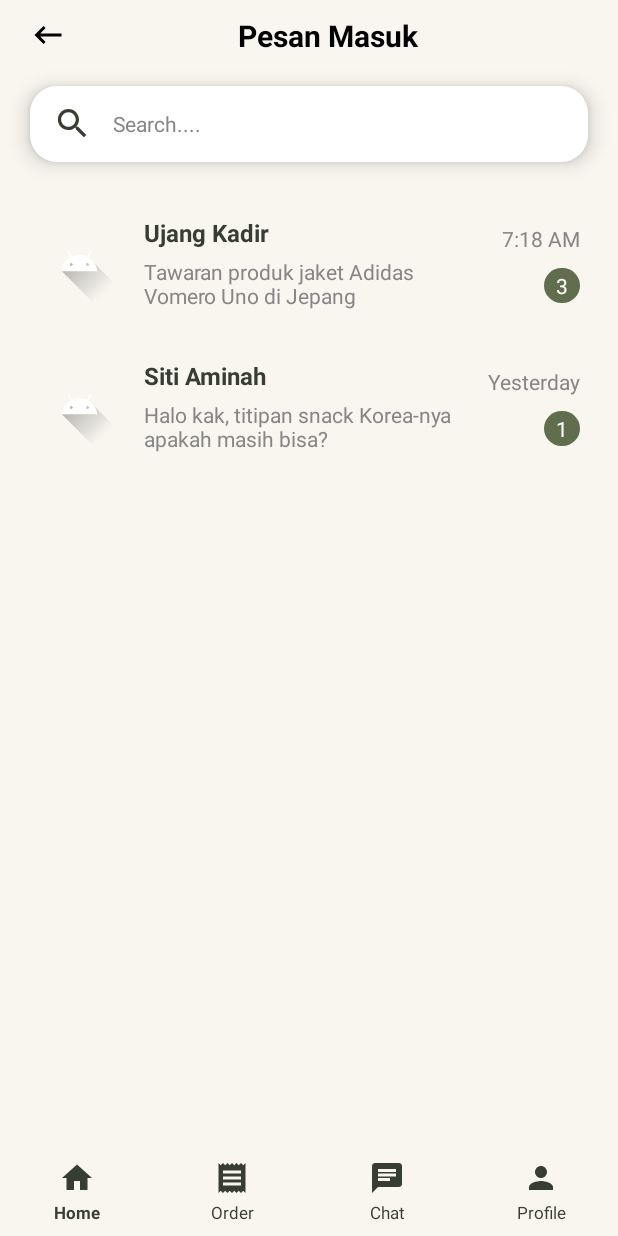
After one commit to edwardedo03/JastipGo, an Android app: the fragment ChatFragment placed in its activity, on a phone screen of 412 x 824 dp. The commit adds this screen. Run offline under Robolectric (Android 15) with nearby library versions, the phone set to English and light mode, and no system bars; 1 statement that could not run was skipped.

Commit message:
chat fragment and chat list layout done

```diff
--- /dev/null
+++ b/app/src/main/java/com/uas/jastipgo/ChatAdapter.java
@@ -0,0 +1,58 @@
+package com.uas.jastipgo;
+
+import android.view.LayoutInflater;
+import android.view.View;
+import android.view.ViewGroup;
+import android.widget.TextView;
+
+import androidx.annotation.NonNull;
+import androidx.recyclerview.widget.RecyclerView;
+
+import java.util.List;
+
+public class ChatAdapter extends RecyclerView.Adapter<ChatAdapter.ChatViewHolder> {
+
+    private List<ChatModel> chatList;
+
+    public ChatAdapter(List<ChatModel> chatList) {
+        this.chatList = chatList;
+    }
+
+    @NonNull
+    @Override
+    public ChatViewHolder onCreateViewHolder(@NonNull ViewGroup parent, int viewType) {
+        View view = LayoutInflater.from(parent.getContext()).inflate(R.layout.chat_list_layout, parent, false);
+        return new ChatViewHolder(view);
+    }
+
+    @Override
+    public void onBindViewHolder(@NonNull ChatViewHolder holder, int position) {
+        ChatModel chat = chatList.get(position);
+        holder.tvName.setText(chat.getName());
+        holder.tvMessage.setText(chat.getLastMessage());
+        holder.tvTime.setText(chat.getTime());
+        if (chat.getUnreadCount() > 0) {
+            holder.tvUnread.setVisibility(View.VISIBLE);
+            holder.tvUnread.setText(String.valueOf(chat.getUnreadCount()));
+        } else {
+            holder.tvUnread.setVisibility(View.GONE);
+        }
+    }
+
+    @Override
+    public int getItemCount() {
+        return chatList.size();
+    }
+
+    public static class ChatViewHolder extends RecyclerView.ViewHolder {
+        TextView tvName, tvMessage, tvTime, tvUnread;
+
+        public ChatViewHolder(@NonNull View itemView) {
+            super(itemView);
+            tvName = itemView.findViewById(R.id.textView50);
+            tvMessage = itemView.findViewById(R.id.textView51);
+            tvTime = itemView.findViewById(R.id.textView52);
+            tvUnread = itemView.findViewById(R.id.textView53);
+        }
+    }
+}
--- /dev/null
+++ b/app/src/main/java/com/uas/jastipgo/ChatFragment.java
@@ -0,0 +1,59 @@
+package com.uas.jastipgo;
+
+import android.os.Bundle;
+
+import androidx.annotation.NonNull;
+import androidx.annotation.Nullable;
+import androidx.fragment.app.Fragment;
+import androidx.recyclerview.widget.LinearLayoutManager;
+import androidx.recyclerview.widget.RecyclerView;
+
+import android.view.LayoutInflater;
+import android.view.View;
+import android.view.ViewGroup;
+
+import java.util.ArrayList;
+import java.util.List;
+
+public class ChatFragment extends Fragment {
+
+    public ChatFragment() {
+        // Required empty public constructor
+    }
+
+    public static ChatFragment newInstance(String param1, String param2) {
+        ChatFragment fragment = new ChatFragment();
+        Bundle args = new Bundle();
+        fragment.setArguments(args);
+        return fragment;
+    }
+
+    @Override
+    public void onCreate(Bundle savedInstanceState) {
+        super.onCreate(savedInstanceState);
+    }
+
+    @Override
+    public View onCreateView(LayoutInflater inflater, ViewGroup container,
+                             Bundle savedInstanceState) {
+        // Inflate the layout for this fragment
+        return inflater.inflate(R.layout.fragment_chat, container, false);
+    }
+
+    @Override
+    public void onViewCreated(@NonNull View view, @Nullable Bundle savedInstanceState) {
+        super.onViewCreated(view, savedInstanceState);
+
+        RecyclerView recyclerView = view.findViewById(R.id.recyclerView);
+        if (recyclerView != null) {
+            recyclerView.setLayoutManager(new LinearLayoutManager(getContext()));
+
+            List<ChatModel> chatList = new ArrayList<>();
+            chatList.add(new ChatModel("Ujang Kadir", "Tawaran produk jaket Adidas Vomero Uno di Jepang", "7:18 AM", 3));
+            chatList.add(new ChatModel("Siti Aminah", "Halo kak, titipan snack Korea-nya apakah masih bisa?", "Yesterday", 1));
+
+            ChatAdapter adapter = new ChatAdapter(chatList);
+            recyclerView.setAdapter(adapter);
+        }
+    }
+}
--- /dev/null
+++ b/app/src/main/java/com/uas/jastipgo/ChatModel.java
@@ -0,0 +1,20 @@
+package com.uas.jastipgo;
+
+public class ChatModel {
+    private String name;
+    private String lastMessage;
+    private String time;
+    private int unreadCount;
+
+    public ChatModel(String name, String lastMessage, String time, int unreadCount) {
+        this.name = name;
+        this.lastMessage = lastMessage;
+        this.time = time;
+        this.unreadCount = unreadCount;
+    }
+
+    public String getName() { return name; }
+    public String getLastMessage() { return lastMessage; }
+    public String getTime() { return time; }
+    public int getUnreadCount() { return unreadCount; }
+}
--- a/app/src/main/java/com/uas/jastipgo/MainActivity.java
+++ b/app/src/main/java/com/uas/jastipgo/MainActivity.java
@@ -29,10 +29,15 @@ public class MainActivity extends AppCompatActivity {
         }
 
         LinearLayout navHome = findViewById(R.id.navHome);
+        LinearLayout navChat = findViewById(R.id.navChat);
         LinearLayout navProfile = findViewById(R.id.navProfile);
 
         if (navHome != null) {
             navHome.setOnClickListener(v -> loadFragment(new HomeFragment()));
+        }
+
+        if (navChat != null) {
+            navChat.setOnClickListener(v -> loadFragment(new ChatFragment()));
         }
 
         if (navProfile != null) {
--- a/app/src/main/res/drawable/bg_circle_dark_green.xml
+++ b/app/src/main/res/drawable/bg_circle_dark_green.xml
@@ -1,5 +1,5 @@
 <?xml version="1.0" encoding="utf-8"?>
-<shape xmlns:android="http://schemas.android.com/apk/res/android"
-    android:shape="oval">
-    <solid android:color="#616e4e" />
+<shape xmlns:android="http://schemas.android.com/apk/res/android">
+    <solid android:color="#616e4e"/>
+    <corners android:radius="50dp"/>
 </shape>
--- a/app/src/main/res/layout/activity_login.xml
+++ b/app/src/main/res/layout/activity_login.xml
@@ -69,6 +69,7 @@
                 android:layout_marginBottom="4dp"
                 android:paddingHorizontal="4dp"
                 android:text="Email"
+                android:textColor="#383d34"
                 android:textStyle="bold" />
 
             <EditText
@@ -82,7 +83,9 @@
                 android:hint="fransiskus.tegar@gmail.com"
                 android:inputType="text"
                 android:paddingHorizontal="15dp"
-                android:paddingVertical="15dp" />
+                android:paddingVertical="15dp"
+                android:textColorHint="#868686"
+                android:textSize="14sp" />
 
             <TextView
                 android:id="@+id/textView10"
@@ -91,6 +94,7 @@
                 android:layout_marginBottom="4dp"
                 android:paddingHorizontal="4dp"
                 android:text="Kata sandi"
+                android:textColor="#383d34"
                 android:textStyle="bold" />
 
             <EditText
@@ -104,7 +108,9 @@
                 android:hint="****"
                 android:inputType="textPassword"
                 android:paddingHorizontal="15dp"
-                android:paddingVertical="15dp" />
+                android:paddingVertical="15dp"
+                android:textColorHint="#868686"
+                android:textSize="14sp" />
 
             <TextView
                 android:id="@+id/textView3"
@@ -133,6 +139,8 @@
                 android:backgroundTint="#8c9f72"
                 android:paddingVertical="15dp"
                 android:text="Masuk"
+                android:textColor="#f8f6ef"
+                android:textColorLink="#f8f6ef"
                 android:textStyle="bold"
                 app:cornerRadius="12dp" />
 
--- /dev/null
+++ b/app/src/main/res/layout/chat_list_layout.xml
@@ -0,0 +1,70 @@
+<?xml version="1.0" encoding="utf-8"?>
+<LinearLayout xmlns:android="http://schemas.android.com/apk/res/android"
+    xmlns:app="http://schemas.android.com/apk/res-auto"
+    android:layout_width="match_parent"
+    android:layout_height="wrap_content"
+    android:gravity="center_vertical"
+    android:paddingHorizontal="5dp"
+    android:paddingVertical="10dp">
+
+    <ImageView
+        android:id="@+id/imageView17"
+        android:layout_width="55dp"
+        android:layout_height="75dp"
+        app:srcCompat="@drawable/ic_launcher_foreground" />
+
+    <LinearLayout
+        android:layout_width="wrap_content"
+        android:layout_height="wrap_content"
+        android:layout_marginLeft="15dp"
+        android:layout_weight="1"
+        android:orientation="vertical">
+
+        <TextView
+            android:id="@+id/textView50"
+            android:layout_width="match_parent"
+            android:layout_height="wrap_content"
+            android:layout_marginBottom="5dp"
+            android:text="Ujang Kadir"
+            android:textColor="#383d34"
+            android:textSize="16sp"
+            android:textStyle="bold" />
+
+        <TextView
+            android:id="@+id/textView51"
+            android:layout_width="match_parent"
+            android:layout_height="wrap_content"
+            android:ellipsize="end"
+            android:lines="2"
+            android:maxLines="2"
+            android:text="Tawaran produk jaket Adida Vomero Uno di Jepang"
+            android:textColor="#868686" />
+
+    </LinearLayout>
+
+    <LinearLayout
+        android:layout_width="wrap_content"
+        android:layout_height="wrap_content"
+        android:layout_marginLeft="20dp"
+        android:orientation="vertical">
+
+        <TextView
+            android:id="@+id/textView52"
+            android:layout_width="wrap_content"
+            android:layout_height="wrap_content"
+            android:layout_marginBottom="10dp"
+            android:text="7:18 AM"
+            android:textColor="#868686" />
+
+        <TextView
+            android:id="@+id/textView53"
+            android:layout_width="wrap_content"
+            android:layout_height="wrap_content"
+            android:layout_gravity="right"
+            android:background="@drawable/bg_circle_dark_green"
+            android:paddingHorizontal="8dp"
+            android:paddingVertical="2dp"
+            android:text="3"
+            android:textColor="#ffffff" />
+    </LinearLayout>
+</LinearLayout>
--- /dev/null
+++ b/app/src/main/res/layout/fragment_chat.xml
@@ -0,0 +1,95 @@
+<?xml version="1.0" encoding="utf-8"?>
+<FrameLayout xmlns:android="http://schemas.android.com/apk/res/android"
+    xmlns:app="http://schemas.android.com/apk/res-auto"
+    xmlns:tools="http://schemas.android.com/tools"
+    android:layout_width="match_parent"
+    android:layout_height="match_parent"
+    tools:context=".ChatFragment">
+
+    <androidx.constraintlayout.widget.ConstraintLayout
+        android:layout_width="match_parent"
+        android:layout_height="match_parent">
+
+        <LinearLayout
+            android:id="@+id/linearLayout11"
+            android:layout_width="match_parent"
+            android:layout_height="wrap_content"
+            android:gravity="center_vertical"
+            android:orientation="horizontal"
+            android:paddingHorizontal="20dp"
+            android:paddingVertical="10dp"
+            app:layout_constraintEnd_toEndOf="parent"
+            app:layout_constraintStart_toStartOf="parent"
+            app:layout_constraintTop_toTopOf="parent">
+
+            <ImageView
+                android:id="@+id/imageView15"
+                android:layout_width="wrap_content"
+                android:layout_height="wrap_content"
+                android:src="@drawable/ic_keyboard_backspace_24" />
+
+            <TextView
+                android:id="@+id/textView49"
+                android:layout_width="wrap_content"
+                android:layout_height="wrap_content"
+                android:layout_weight="1"
+                android:gravity="center_horizontal"
+                android:text="Pesan Masuk"
+                android:textColor="#000000"
+                android:textSize="20sp"
+                android:textStyle="bold" />
+        </LinearLayout>
+
+        <LinearLayout
+            android:id="@+id/linearLayout12"
+            android:layout_width="match_parent"
+            android:layout_height="wrap_content"
+            android:layout_marginHorizontal="20dp"
+            android:layout_marginStart="20dp"
+            android:layout_marginTop="10dp"
+            android:layout_marginEnd="20dp"
+            android:background="@drawable/bg_rounded_white"
+            android:elevation="8dp"
+            android:gravity="center"
+            android:orientation="horizontal"
+            android:paddingHorizontal="15dp"
+            android:paddingVertical="5dp"
+            app:layout_constraintEnd_toEndOf="parent"
+            app:layout_constraintStart_toStartOf="parent"
+            app:layout_constraintTop_toBottomOf="@+id/linearLayout11">
+
+            <ImageView
+                android:id="@+id/imageView16"
+                android:layout_width="26dp"
+                android:layout_height="26dp"
+                app:tint="#383d34"
+                android:src="@drawable/ic_search_24" />
+
+            <EditText
+                android:id="@+id/editTextText3"
+                android:layout_width="wrap_content"
+                android:layout_height="wrap_content"
+                android:layout_marginLeft="10dp"
+                android:layout_weight="1"
+                android:backgroundTint="@android:color/transparent"
+                android:ems="10"
+                android:hint="Search...."
+                android:inputType="text"
+                android:textColorHint="#868686"
+                android:textSize="14sp" />
+
+        </LinearLayout>
+
+        <androidx.recyclerview.widget.RecyclerView
+            android:id="@+id/recyclerView"
+            android:layout_width="match_parent"
+            android:layout_height="wrap_content"
+            android:layout_marginStart="20dp"
+            android:layout_marginTop="20dp"
+            android:layout_marginEnd="20dp"
+            app:layout_constraintEnd_toEndOf="parent"
+            app:layout_constraintStart_toStartOf="parent"
+            app:layout_constraintTop_toBottomOf="@+id/linearLayout12" />
+
+    </androidx.constraintlayout.widget.ConstraintLayout>
+</FrameLayout>
--- a/app/src/main/res/layout/fragment_home.xml
+++ b/app/src/main/res/layout/fragment_home.xml
@@ -20,7 +20,9 @@
             android:layout_height="match_parent"
             android:background="@drawable/bg_bottom_rounded_green"
             android:orientation="vertical"
-            android:paddingBottom="20dp">
+            android:paddingBottom="20dp"
+            android:clipChildren="false"
+            android:clipToPadding="false">
 
             <androidx.constraintlayout.widget.ConstraintLayout
                 android:id="@+id/constraintLayout"
@@ -88,6 +90,7 @@
                 android:gravity="center_vertical"
                 android:orientation="horizontal"
                 android:paddingHorizontal="15dp"
+                android:elevation="8dp"
                 android:paddingVertical="5dp">
 
                 <ImageView
@@ -95,6 +98,7 @@
                     android:layout_width="26dp"
                     android:layout_height="26dp"
                     android:layout_marginRight="8dp"
+                    app:tint="#383d34"
                     android:src="@drawable/ic_search_24" />
 
                 <EditText
--- a/app/src/main/res/layout/fragment_profile.xml
+++ b/app/src/main/res/layout/fragment_profile.xml
@@ -205,6 +205,7 @@
                 android:layout_width="match_parent"
                 android:layout_height="wrap_content"
                 android:layout_marginBottom="15dp"
+                android:justificationMode="inter_word"
                 android:text="ⓘ Jastiper dapat melihat wishlist mu dan menawarkan barangnya."
                 android:textColor="#868686" />
 
```
